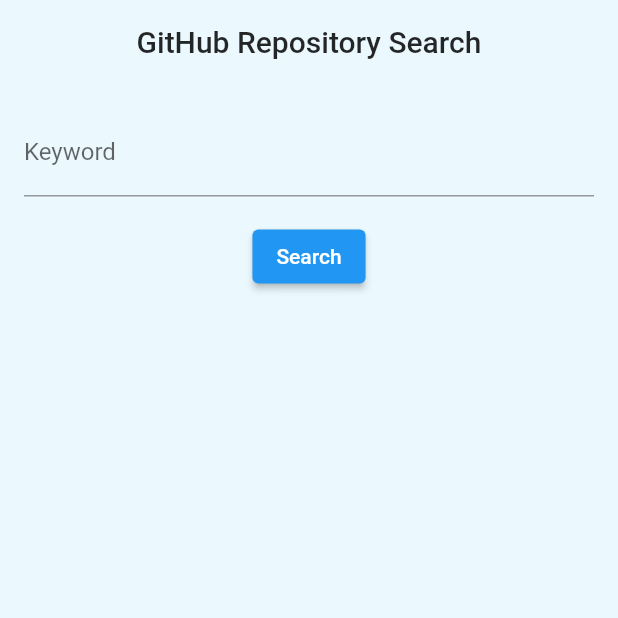
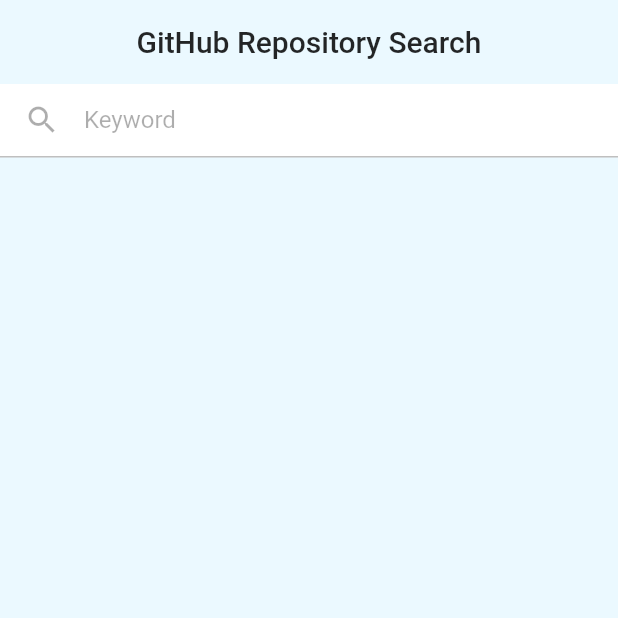
Before and after one commit to Yo-pic/gitrepo-search-app, a Flutter app: the screen it shows after launch, on a phone screen of 412 x 824 dp, the top half of it. Run offline on Flutter 3.47's test engine with Material 2 defaults, Android fonts, the phone set to English and light mode, and no system bars.

Commit message:
add: search_page_screenの検索欄を作成しました。

```diff
--- a/flutter_app/lib/provider/repository_search_provider.dart
+++ b/flutter_app/lib/provider/repository_search_provider.dart
@@ -4,12 +4,8 @@ import 'package:http/http.dart' as http;
 import 'dart:convert';
 
 class RepositorySearchProvider with ChangeNotifier {
-  // 検索欄のキーワードを取得するためのコントローラー
-  TextEditingController _searchController = TextEditingController();
   // apiによる検索結果を保持しておくリスト
   List<RepositoryModel> _searchResults = [];
-
-  TextEditingController get searchController => _searchController;
   List<RepositoryModel> get searchResults => _searchResults;
 
   // GitHub apiを用いてレポジトリをキーワード検索する
--- a/flutter_app/lib/screens/search_page.dart
+++ b/flutter_app/lib/screens/search_page.dart
@@ -2,9 +2,47 @@ import 'package:flutter/material.dart';
 import 'package:flutter_app/model/repository_model.dart';
 import 'package:provider/provider.dart';
 import 'package:flutter_app/provider/repository_search_provider.dart';
+
 class SearchPage extends StatelessWidget {
+  Widget searchBar(RepositorySearchProvider searchProvider) {
+    return Container(
+      decoration: BoxDecoration(
+        color: Colors.white,
+        border: Border(
+          bottom: BorderSide(
+            color: Colors.black.withOpacity(0.25),
+            width: 1.0,
+          ),
+        ),
+      ),
+      child: Row(
+        children: [
+          Container(
+            margin: EdgeInsets.only(left: 16.0, right: 16.0),
+            child: Icon(
+              Icons.search,
+              color: Colors.black.withOpacity(0.32),
+            ),
+          ),
+          Expanded(
+            child: TextField(
+              //controller: searchProvider.searchController,
+              onSubmitted: (keyword) => searchProvider.searchRepositories(keyword),
+              decoration: InputDecoration(
+                border: InputBorder.none,
+                hintText: 'Keyword',
+                hintStyle: TextStyle(
+                  color: Colors.black.withOpacity(0.32),
+                ),
+              ),
+            ),
+          ),
+        ],
+      ),
+    );
+  }
 
-  Widget repositoryListItem({required RepositoryModel repositoryModel}){
+  Widget repositoryListItem({required RepositoryModel repositoryModel}) {
     return Material(
       elevation: 8,
       borderRadius: BorderRadius.circular(20),
@@ -13,16 +51,6 @@ class SearchPage extends StatelessWidget {
         child: Container(
           width: 360,
           height: 96,
-          /*
-          decoration: BoxDecoration(
-            border: Border(
-              bottom: BorderSide(
-                color: Colors.black.withOpacity(0.12),
-              )
-            ),
-          ),
-
-           */
           child: Row(
             // 垂直方向左寄り
             mainAxisAlignment: MainAxisAlignment.start,
@@ -50,9 +78,7 @@ class SearchPage extends StatelessWidget {
                       height: 48,
                       child: Text(
                         repositoryModel.name,
-                        style: const TextStyle(
-                            fontSize: 18
-                        ),
+                        style: const TextStyle(fontSize: 18),
                       ),
                     ),
                     const SizedBox(height: 8),
@@ -60,13 +86,11 @@ class SearchPage extends StatelessWidget {
                       children: [
                         _repositoryListItemInfo(
                             icon: Icons.star_rounded,
-                            infoValue: repositoryModel.stars.toString()
-                        ),
+                            infoValue: repositoryModel.stars.toString()),
                         const SizedBox(width: 16),
                         _repositoryListItemInfo(
                             icon: Icons.visibility_rounded,
-                            infoValue: repositoryModel.watchers.toString()
-                        ),
+                            infoValue: repositoryModel.watchers.toString()),
                       ],
                     ),
                   ],
@@ -80,10 +104,8 @@ class SearchPage extends StatelessWidget {
   }
 
   // リストタイル下部
-  Widget _repositoryListItemInfo({
-    required IconData icon,
-    required String infoValue
-  }) {
+  Widget _repositoryListItemInfo(
+      {required IconData icon, required String infoValue}) {
     return Row(
       children: [
         Icon(
@@ -91,7 +113,6 @@ class SearchPage extends StatelessWidget {
           color: Colors.black26,
         ),
         const SizedBox(width: 4),
-
         Text(
           infoValue,
           style: const TextStyle(
@@ -106,7 +127,7 @@ class SearchPage extends StatelessWidget {
   @override
   Widget build(BuildContext context) {
     return Scaffold(
-      backgroundColor: Color(0xffebf9ff),
+      backgroundColor: const Color(0xffebf9ff),
       appBar: AppBar(
         centerTitle: true,
         elevation: 0.0,
@@ -114,39 +135,43 @@ class SearchPage extends StatelessWidget {
           'GitHub Repository Search',
           style: TextStyle(
             color: Colors.black.withOpacity(0.85),
-
           ),
         ),
-        backgroundColor: Color(0xffebf9ff),
+        backgroundColor: const Color(0xffebf9ff),
       ),
       body: Consumer<RepositorySearchProvider>(
         builder: (context, searchProvider, _) {
           return Column(
             children: [
-              //searchBar(searchProvider),
+              searchBar(searchProvider),
 
+              /*
               Padding(
-                padding: EdgeInsets.all(16.0),
+                padding: const EdgeInsets.all(16.0),
                 child: TextField(
                   controller: searchProvider.searchController,
-                  decoration: InputDecoration(
+                  decoration: const InputDecoration(
                     labelText: 'Keyword',
                   ),
                 ),
               ),
               ElevatedButton(
                 onPressed: () {
-                  searchProvider.searchRepositories(searchProvider.searchController.text);
+                  searchProvider
+                      .searchRepositories(searchProvider.searchController.text);
                 },
-                child: Text('Search'),
+                child: const Text('Search'),
               ),
+
+               */
 
               Expanded(
                 child: ListView.separated(
                   padding: const EdgeInsets.all(16),
                   itemCount: searchProvider.searchResults.length,
                   itemBuilder: (BuildContext context, int index) {
-                    return repositoryListItem(repositoryModel: searchProvider.searchResults[index]);
+                    return repositoryListItem(
+                        repositoryModel: searchProvider.searchResults[index]);
                   },
                   separatorBuilder: (context, index) {
                     return const SizedBox(
```
Lines whose indentation alone changed are shown as unchanged.
